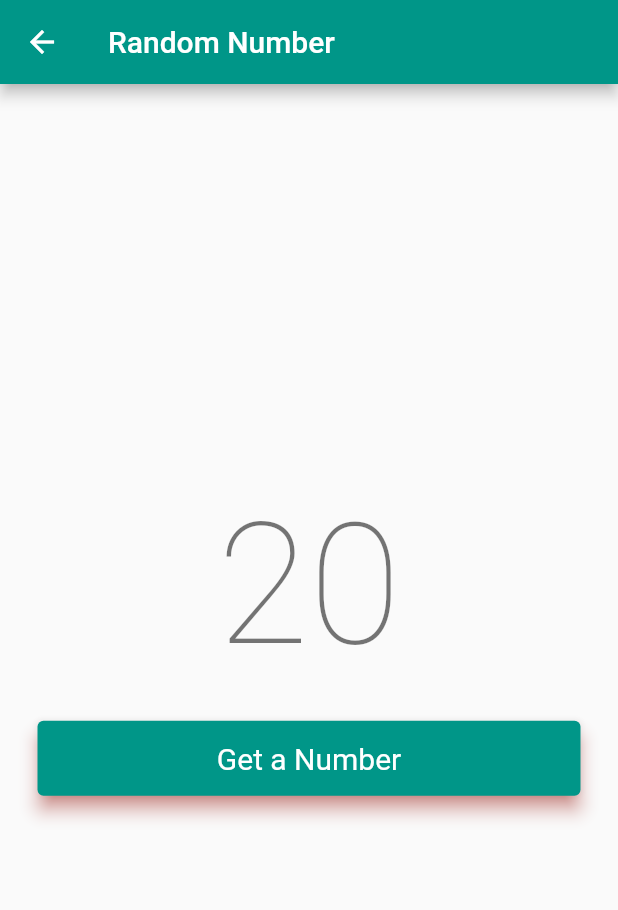
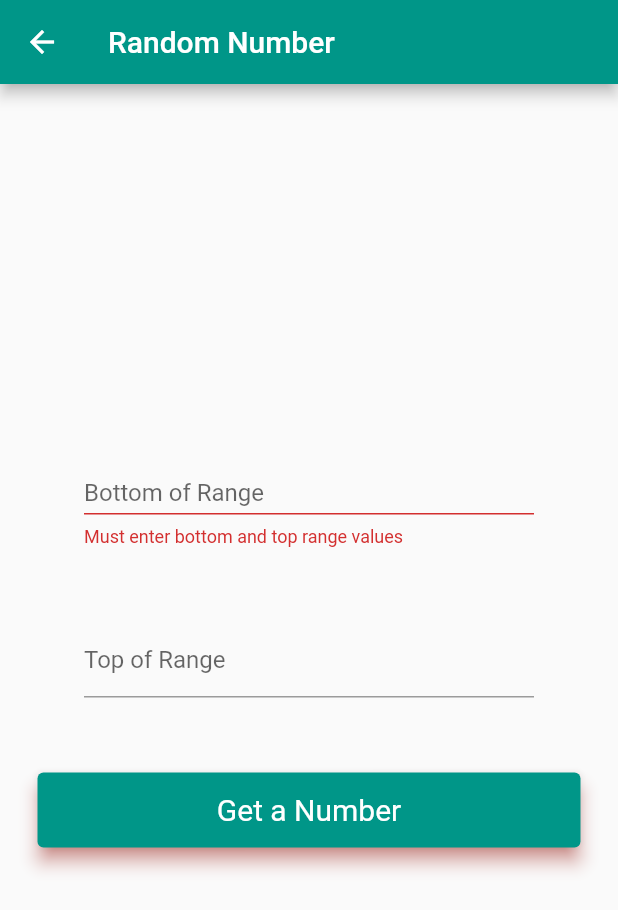
Before and after one commit to nicoledyan/decision_maker, a Flutter app: the RandomNumberRoute screen opened by its route, after a tap on "Get a Number", on a phone screen of 412 x 824 dp. Shown: the top 910 px of the screen. Run offline on Flutter 3.47's test engine with Material 2 defaults, Android fonts, the phone set to English and light mode, and no system bars; missing offline and left inert: loading_animations.

Commit message:
added random number range

```diff
--- a/lib/main.dart
+++ b/lib/main.dart
@@ -21,6 +21,7 @@ class MyApp extends StatelessWidget {
           new RandomNumberRoute(title: "Random Number"),
     };
     return MaterialApp(
+      debugShowCheckedModeBanner: false,
       title: 'Decision Maker',
       theme: ThemeData(
         primarySwatch: Colors.teal,
@@ -57,8 +58,8 @@ class _MyHomePageState extends State<MyHomePage> {
       ),
       body: Padding(
         padding: EdgeInsets.only(top: 50),
+        child: Center(
           child: Column(
-          //mainAxisAlignment: MainAxisAlignment.center,
             children: <Widget>[
               Text(
                 'Have a decision?',
@@ -136,6 +137,7 @@ class _MyHomePageState extends State<MyHomePage> {
             ],
           ),
         ),
+      ),
     );
   }
 }
--- a/lib/navDrawer.dart
+++ b/lib/navDrawer.dart
@@ -41,7 +41,7 @@ class NavDrawer extends StatelessWidget {
                 {Navigator.pushNamed(context, RandomColorRoute.routeName)},
           ),
           ListTile(
-            leading: Icon(Icons.border_color),
+            leading: Icon(Icons.calculate_rounded),
             title: Text('Random Number'),
             onTap: () =>
                 {Navigator.pushNamed(context, RandomNumberRoute.routeName)},
--- a/lib/randomNumber_route.dart
+++ b/lib/randomNumber_route.dart
@@ -1,5 +1,6 @@
 import 'dart:math';
 import 'package:flutter/material.dart';
+import 'package:flutter/services.dart';
 
 class RandomNumberRoute extends StatefulWidget {
   RandomNumberRoute({Key key, this.title}) : super(key: key);
@@ -23,15 +24,39 @@ class _randomNumberRouteState extends State<RandomNumberRoute> {
   Color background = Colors.white;
   bool visible = false;
   String number = '';
+  bool _error = false;
+  String errorMessage = '';
+
+  final rangeMinController = TextEditingController();
+  final rangeMaxController = TextEditingController();
+
   void _getrandomNumber() {
-    var random = new Random();
-    int randomNumber = random.nextInt(100);
-    print(randomNumber);
+    _error = false;
+    number = '';
+    if (rangeMinController.text.isEmpty || rangeMaxController.text.isEmpty) {
+      print('try again');
+      setState(() {
+        _error = true;
+        errorMessage = 'Must enter bottom and top range values';
+      });
+      return;
+    }
+    int min = num.parse(rangeMinController.text);
+    int max = num.parse(rangeMaxController.text);
 
-    setState(() {
-      visible = true;
-      number = randomNumber.toString();
-    });
+    if (min > max) {
+      setState(() {
+        _error = true;
+        errorMessage = 'bottom of range must be less than top of range';
+      });
+    } else if (min < max) {
+      var random = new Random();
+      int randomNumber = min + random.nextInt(max - min);
+      setState(() {
+        visible = true;
+        number = randomNumber.toString();
+      });
+    }
   }
 
   @override
@@ -50,6 +75,41 @@ class _randomNumberRouteState extends State<RandomNumberRoute> {
                 style: Theme.of(context).textTheme.headline1,
               ),
               visible: visible,
+            ),
+            Padding(
+              padding: const EdgeInsets.all(25.0),
+              child: SizedBox(
+                width: 300,
+                height: 50,
+                child: TextField(
+                  controller: rangeMinController,
+                  keyboardType: TextInputType.number,
+                  inputFormatters: <TextInputFormatter>[
+                    FilteringTextInputFormatter.allow(RegExp(r'[0-9]')),
+                  ],
+                  decoration: InputDecoration(
+                    hintText: 'Enter any number',
+                    labelText: 'Bottom of Range',
+                    errorText: _error ? errorMessage : null,
+                  ),
+                ),
+              ),
+            ),
+            Padding(
+              padding: const EdgeInsets.all(25.0),
+              child: SizedBox(
+                width: 300,
+                height: 50,
+                child: TextField(
+                  controller: rangeMaxController,
+                  keyboardType: TextInputType.number,
+                  inputFormatters: <TextInputFormatter>[
+                    FilteringTextInputFormatter.allow(RegExp(r'[0-9]')),
+                  ],
+                  decoration: InputDecoration(
+                      hintText: 'Enter any number', labelText: 'Top of Range'),
+                ),
+              ),
             ),
             Padding(
               padding: const EdgeInsets.all(25.0),
```
Lines whose indentation alone changed are shown as unchanged.
